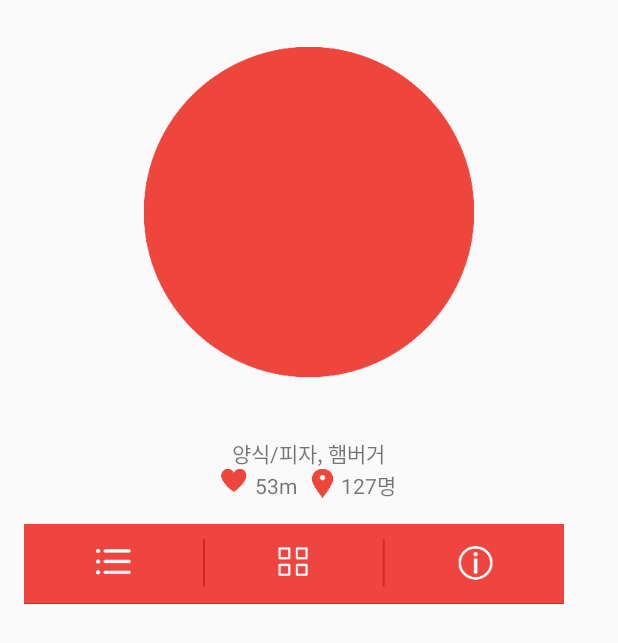
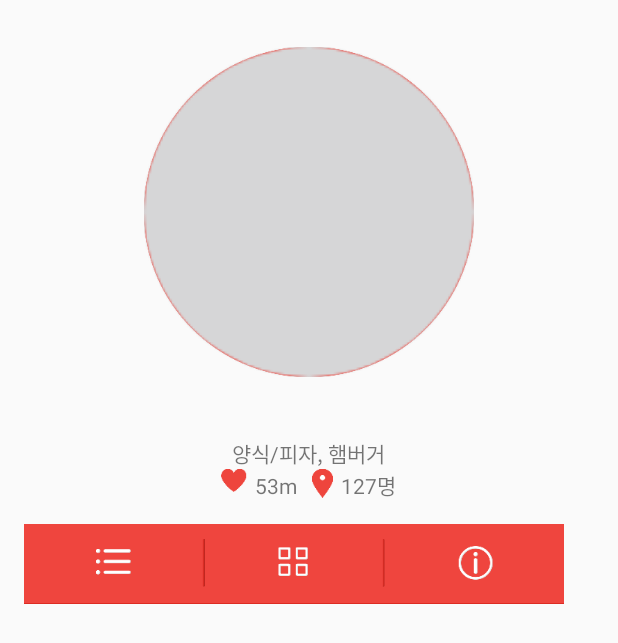
Before and after one commit to Around-The-Truck/Around-The-Truck-New-Customer, an Android app: the MainActivity screen opened directly, with no data from a screen before it, on a phone screen of 412 x 824 dp. Shown: the top 643 px of the screen. Run offline under Robolectric (Android 15) with nearby library versions, the light colour scheme and no system bars; 11 statements that could not run were skipped.

Commit message:
su_150111

```diff
--- a/app/src/main/java/kr/co/aroundthetruck/customer/BottomMenu.java
+++ b/app/src/main/java/kr/co/aroundthetruck/customer/BottomMenu.java
@@ -3,17 +3,15 @@ package kr.co.aroundthetruck.customer;
 
 import android.app.Fragment;
 import android.os.Bundle;
-import android.util.Log;
 import android.view.LayoutInflater;
 import android.view.View;
 import android.view.ViewGroup;
-import android.widget.Button;
-import android.widget.EditText;
 import android.widget.ListView;
 
 import java.util.ArrayList;
 
 import kr.co.aroundthetruck.customer.data.Menu;
+import kr.co.aroundthetruck.customer.layoutController.LayoutMethod;
 
 /**
  * Created by sumin on 2014-12-01.
@@ -38,7 +36,7 @@ public class BottomMenu extends Fragment {
         TruckMenuLAdapter adapter = new TruckMenuLAdapter(view.getContext(),menus);
         lv.setAdapter(adapter);
 
-        GetListViewHeight.setListViewHeight(lv);
+        LayoutMethod.setListViewHeight(lv);
 
         return view;
 
--- a/app/src/main/java/kr/co/aroundthetruck/customer/BottomTimeLine.java
+++ b/app/src/main/java/kr/co/aroundthetruck/customer/BottomTimeLine.java
@@ -7,13 +7,10 @@ import android.os.Bundle;
 import android.view.LayoutInflater;
 import android.view.View;
 import android.view.ViewGroup;
-import android.widget.ArrayAdapter;
 import android.widget.BaseAdapter;
 import android.widget.EditText;
 import android.widget.ImageButton;
 import android.widget.ImageView;
-import android.widget.LinearLayout;
-import android.widget.ListAdapter;
 import android.widget.ListView;
 import android.widget.TextView;
 
@@ -21,6 +18,7 @@ import java.util.ArrayList;
 
 import kr.co.aroundthetruck.customer.data.Reply;
 import kr.co.aroundthetruck.customer.data.Article;
+import kr.co.aroundthetruck.customer.layoutController.LayoutMethod;
 
 /**
  * Created by sumin on 2014-12-01.
@@ -48,7 +46,7 @@ public class BottomTimeLine extends Fragment {
 
         lv.setAdapter(adapter);
 
-        GetListViewHeight.setListViewHeight(lv);
+        LayoutMethod.setListViewHeight(lv);
 
 
         et = (EditText)view.findViewById(R.id.editText);
@@ -142,7 +140,7 @@ public class BottomTimeLine extends Fragment {
             replies.add(new Reply(1,"트럭싫어요","댓글쓴 사람 이름2",0,list.get(pos).getIdx(),"1003"));//5번째 칼럼 맞는 인덱스 지정
 
             holder.articlelist.setAdapter(new MyCommentLAdapter(convertView.getContext(),replies));
-            GetListViewHeight.setListViewHeight(holder.articlelist);
+            LayoutMethod.setListViewHeight(holder.articlelist);
 
 
             holder.ok.setOnClickListener(new View.OnClickListener() {
--- a/app/src/main/java/kr/co/aroundthetruck/customer/MainActivity.java
+++ b/app/src/main/java/kr/co/aroundthetruck/customer/MainActivity.java
@@ -4,6 +4,13 @@ import android.app.FragmentManager;
 import android.app.FragmentTransaction;
 import android.content.Context;
 import android.content.Intent;
+import android.graphics.Bitmap;
+import android.graphics.BitmapFactory;
+import android.graphics.Canvas;
+import android.graphics.Paint;
+import android.graphics.PorterDuff;
+import android.graphics.PorterDuffXfermode;
+import android.graphics.Rect;
 import android.os.StrictMode;
 import android.support.v4.app.Fragment;
 import android.support.v7.app.ActionBarActivity;
@@ -28,6 +35,7 @@ import org.apache.http.NameValuePair;
 import java.sql.RowId;
 import java.util.ArrayList;
 
+import kr.co.aroundthetruck.customer.layoutController.LayoutMethod;
 import kr.co.aroundthetruck.customer.network.HttpCommunication;
 
 
@@ -42,6 +50,14 @@ public class MainActivity extends Activity implements View.OnClickListener {
 
     android.app.Fragment fragment1;
     android.app.Fragment fragment2;
+
+    ImageView truckImage;
+    TextView truckName;
+    TextView truckCate;
+    TextView truckDis;
+    TextView truckLike;
+
+    Bitmap bitmapsp;
 
     @Override
     protected void onCreate(Bundle savedInstanceState) {
@@ -63,12 +79,17 @@ public class MainActivity extends Activity implements View.OnClickListener {
         HttpCommunication http = new HttpCommunication();
         String resStr = "";
 
-        ImageView truckImage = (ImageView)findViewById(R.id.imageView);
+        truckImage = (ImageView)findViewById(R.id.imageView);
 
-        TextView truckName = (TextView)findViewById(R.id.textView5);
-        TextView truckCate = (TextView)findViewById(R.id.textView6);
-        TextView truckDis = (TextView)findViewById(R.id.textView7);
-        TextView truckLike = (TextView)findViewById(R.id.textView8);
+        truckName = (TextView)findViewById(R.id.textView5);
+        truckCate = (TextView)findViewById(R.id.textView6);
+        truckDis = (TextView)findViewById(R.id.textView7);
+        truckLike = (TextView)findViewById(R.id.textView8);
+
+        bitmapsp = BitmapFactory.decodeResource(getResources(),R.drawable.bitmapsp);
+        bitmapsp = LayoutMethod.getCircleBitmap(bitmapsp);
+
+        truckImage.setImageBitmap(bitmapsp);
 
         truckName.setText(thisBrand);
         truckCate.setText("양식/피자, 햄버거");
--- /dev/null
+++ b/app/src/main/java/kr/co/aroundthetruck/customer/layoutController/LayoutMethod.java
@@ -0,0 +1,68 @@
+package kr.co.aroundthetruck.customer.layoutController;
+
+import android.graphics.Bitmap;
+import android.graphics.Canvas;
+import android.graphics.Paint;
+import android.graphics.PorterDuff;
+import android.graphics.PorterDuffXfermode;
+import android.graphics.Rect;
+import android.view.View;
+import android.view.ViewGroup;
+import android.widget.ListAdapter;
+import android.widget.ListView;
+
+/**
+ * Created by sumin on 2015-01-06.
+ */
+public class LayoutMethod {
+
+    public static  void setListViewHeight(ListView listView){
+
+        ListAdapter listAdapter = listView.getAdapter();
+        if(listAdapter == null){
+            return;
+        }
+
+        int totalHeight = 0;
+        for(int i =0; i < listAdapter.getCount(); i++){
+            View listItem = listAdapter.getView(i,null,listView);
+            listItem.measure(0,0);
+            totalHeight += listItem.getMeasuredHeight();
+        }
+
+        ViewGroup.LayoutParams params = listView.getLayoutParams();
+        params.height = totalHeight + (listView.getDividerHeight() * (listAdapter.getCount() -1));
+        listView.setLayoutParams(params);
+        listView.requestLayout();
+    }
+
+    public static Bitmap getCircleBitmap(Bitmap bitmap) {
+
+        Bitmap output = Bitmap	.createBitmap(bitmap.getWidth(), bitmap.getHeight(), Bitmap.Config.ARGB_8888);
+        //bitmap이미지와 같은 크기의 bitmap 만들기
+
+        Canvas canvas = new Canvas(output);
+
+        final Paint paint = new Paint();
+
+        final Rect rect = new Rect(0, 0, bitmap.getWidth(), bitmap.getHeight());
+
+        paint.setAntiAlias(true);
+
+        canvas.drawARGB(0, 0, 0, 0);
+
+        int size = (bitmap.getWidth() / 2);
+
+        canvas.drawCircle(size, size, size, paint);
+        //캔버스에 새로만든 비트맵에 원을그려준다
+
+        paint.setXfermode(new PorterDuffXfermode(PorterDuff.Mode.SRC_IN));
+
+        canvas.drawBitmap(bitmap, rect, rect, paint);
+        //원본 bitmap을 투과시킴
+
+        return output;
+
+
+    }
+}
--- a/app/src/main/res/layout/activity_main.xml
+++ b/app/src/main/res/layout/activity_main.xml
@@ -24,7 +24,8 @@
                              android:id="@+id/imageView"
                              android:src="@drawable/photo"
                              android:layout_gravity="center_horizontal"
-                             android:layout_marginTop="15.5dp" />
+                             android:layout_marginTop="15.5dp"
+                             android:background="@drawable/photo" />
 
                          <LinearLayout
                              android:layout_width="fill_parent"
--- a/app/src/main/res/layout/brand_list.xml
+++ b/app/src/main/res/layout/brand_list.xml
@@ -38,7 +38,8 @@
             android:layout_height="wrap_content"
             android:background="@drawable/find"
             android:layout_marginLeft="10dp"
-            android:layout_marginBottom="0dp" />
+            android:layout_marginBottom="0dp"
+            android:paddingLeft="20dp" />
 
         <ImageView
             android:layout_width="wrap_content"
--- a/app/src/main/res/layout/brand_row.xml
+++ b/app/src/main/res/layout/brand_row.xml
@@ -28,7 +28,9 @@
             android:layout_width="wrap_content"
             android:layout_height="wrap_content"
             android:text="New Text"
-            android:id="@+id/brandname" />
+            android:id="@+id/brandname"
+
+             />
 
         <TextView
             android:layout_width="wrap_content"
--- a/app/src/main/res/layout/confirmnum.xml
+++ b/app/src/main/res/layout/confirmnum.xml
@@ -11,7 +11,8 @@
         android:background="@drawable/numedit"
         android:layout_alignParentTop="true"
         android:layout_centerHorizontal="true"
-        android:layout_marginTop="66dp" />
+        android:layout_marginTop="66dp"
+        android:paddingLeft="20dp" />
 
     <ImageButton
         android:layout_width="wrap_content"
--- a/app/src/main/res/layout/searching.xml
+++ b/app/src/main/res/layout/searching.xml
@@ -10,7 +10,7 @@
         android:layout_alignParentTop="true"
         android:layout_marginTop="67dp" />
 
-    <Button
+    <ImageButton
         android:layout_width="wrap_content"
         android:layout_height="wrap_content"
         android:text="검색"
```
Also changed, not shown: app/src/main/java/kr/co/aroundthetruck/customer/BrandListActivity.java (+16 -6 lines), app/src/main/java/kr/co/aroundthetruck/customer/GetListViewHeight.java (deleted, +0 -32 lines), app/src/main/java/kr/co/aroundthetruck/customer/Searching.java (+23 -23 lines), app/src/main/java/kr/co/aroundthetruck/customer/VerifyNumber.java (deleted, +0 -35 lines), app/src/main/res/layout/verify_number.xml (deleted, +0 -38 lines), 2 other files.
